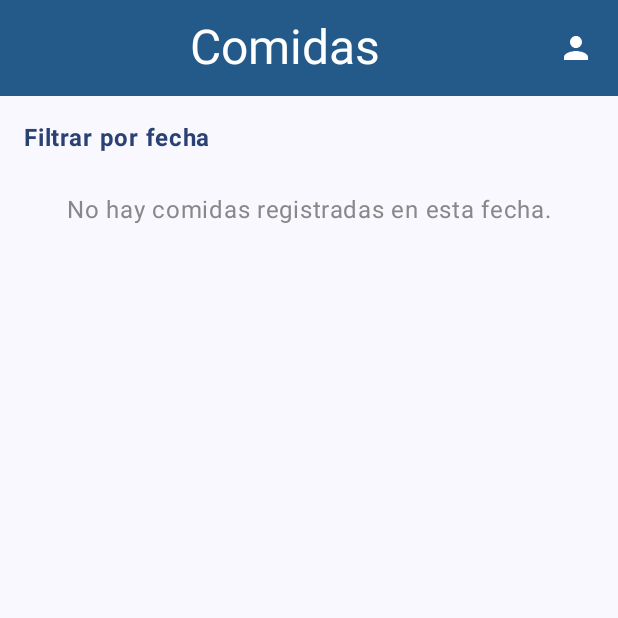
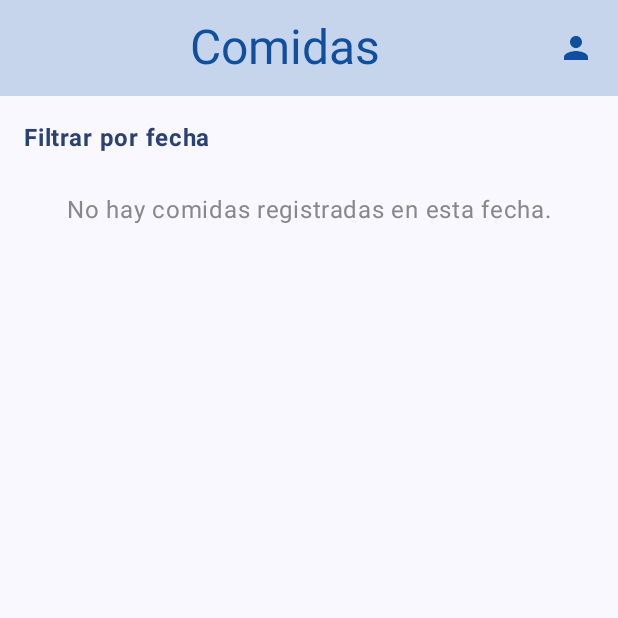
Before and after one commit to lopezviktor/PequenosPasos, an Android app built with Jetpack Compose: the composable ComidaScreen called with empty values, on a phone screen of 412 x 824 dp, the top half of it. Run offline under Robolectric (Android 15) with nearby library versions, the light colour scheme and no system bars.

Commit message:
Cambios en color de topbar

```diff
--- a/mobile-app/pequenosPasos/app/src/main/java/com/example/pequenospasos/data/network/RetrofitClient.kt
+++ b/mobile-app/pequenosPasos/app/src/main/java/com/example/pequenospasos/data/network/RetrofitClient.kt
@@ -6,7 +6,7 @@ import retrofit2.Retrofit
 import retrofit2.converter.gson.GsonConverterFactory
 
 object RetrofitClient {
-    private const val BASE_URL = "http://192.168.68.59:8080/"
+    private const val BASE_URL = "http://10.0.2.2:8080/"
 
     private val loggingInterceptor = HttpLoggingInterceptor().apply {
         level = HttpLoggingInterceptor.Level.BODY
--- a/mobile-app/pequenosPasos/app/src/main/java/com/example/pequenospasos/ui/components/CustomTopBar.kt
+++ b/mobile-app/pequenosPasos/app/src/main/java/com/example/pequenospasos/ui/components/CustomTopBar.kt
@@ -20,7 +20,7 @@ import androidx.compose.ui.unit.sp
 @Composable
 fun CustomTopBar(
     title: String,
-    backgroundColor: Color = Color(0xFF245A89),
+    backgroundColor: Color = Color(0xC7B8CCE7),
     modifier: Modifier = Modifier,
     showProfileIcon: Boolean = false,
     onProfileClick: (() -> Unit)? = null
@@ -32,7 +32,7 @@ fun CustomTopBar(
                 text = title,
                 textAlign = TextAlign.Center,
                 modifier = Modifier.fillMaxWidth(),
-                color = Color.White,
+                color = Color(0xFF0F4F9E),
                 fontSize = 32.sp
             )
         },
@@ -42,7 +42,7 @@ fun CustomTopBar(
                     Icon(
                         imageVector = Icons.Default.Person,
                         contentDescription = "Perfil",
-                        tint = Color.White
+                        tint = Color(0xFF0F4F9E),
                     )
                 }
             }
```
